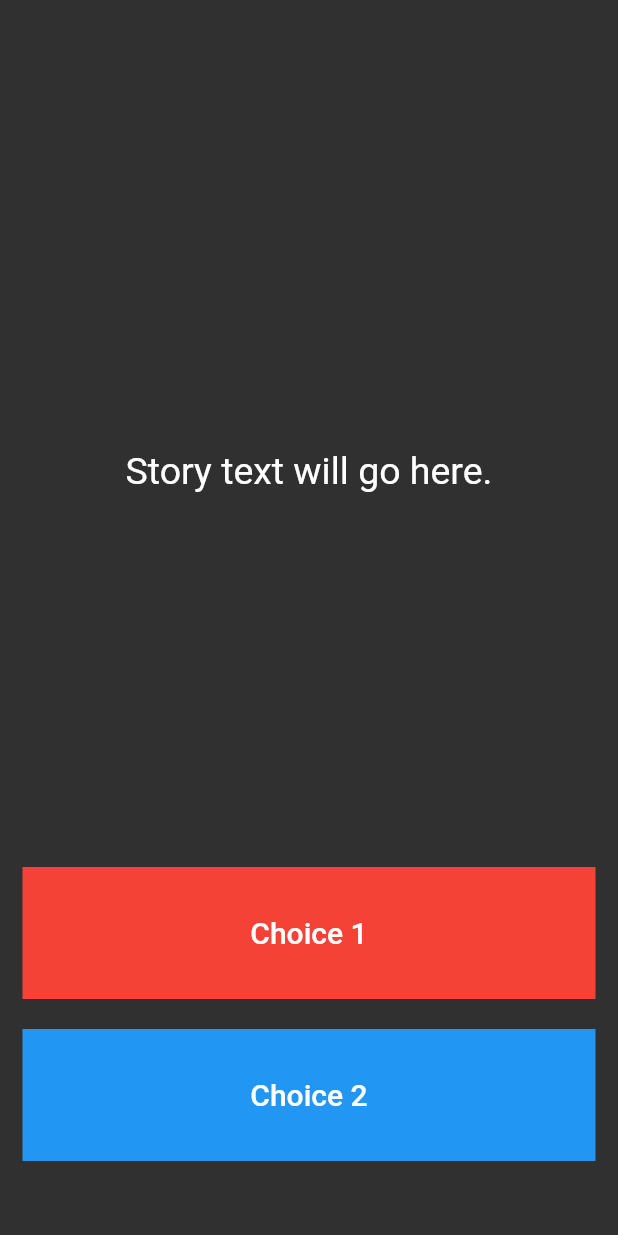
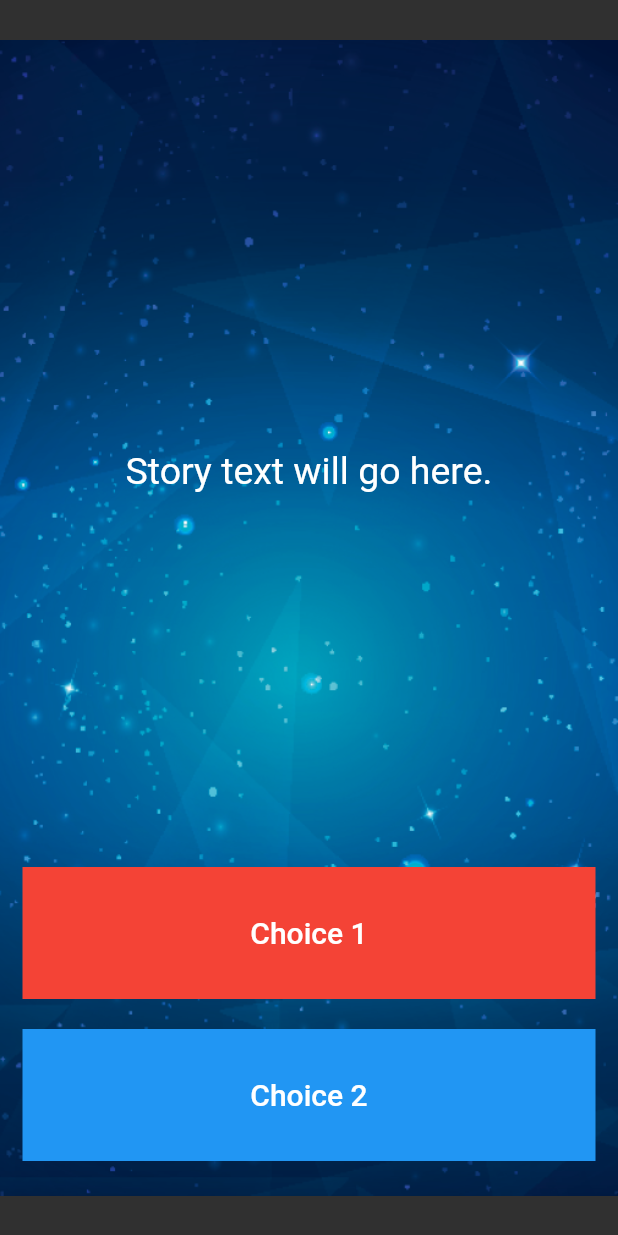
Before and after one commit to divyashivaram/flutter_udemy, a Flutter app: the screen it shows after launch, on a phone screen of 412 x 824 dp. Run offline on Flutter 3.47's test engine with Material 2 defaults, Android fonts, the phone set to English and light mode, and no system bars; our stand-ins replace audioplayers, rflutter_alert.

Commit message:
destini: todo 1: add background image

```diff
--- a/destini_challenge/lib/main.dart
+++ b/destini_challenge/lib/main.dart
@@ -24,9 +24,13 @@ class _StoryPageState extends State<StoryPage> {
   Widget build(BuildContext context) {
     return Scaffold(
       body: Container(
-        //TODO: Step 1 - Add background.png to this Container as a background image.
         padding: EdgeInsets.symmetric(vertical: 50.0, horizontal: 15.0),
         constraints: BoxConstraints.expand(),
+        decoration: BoxDecoration(
+          image: DecorationImage(
+            image: AssetImage('images/background.png'),
+          ),
+        ),
         child: SafeArea(
           child: Column(
             crossAxisAlignment: CrossAxisAlignment.stretch,
```
